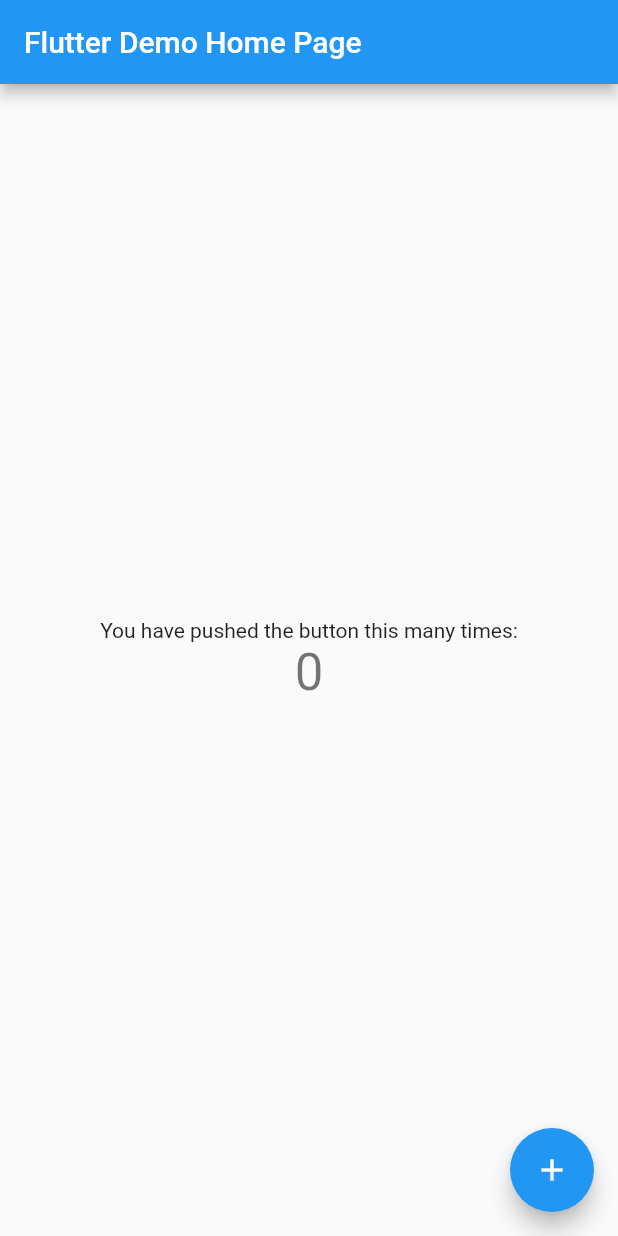
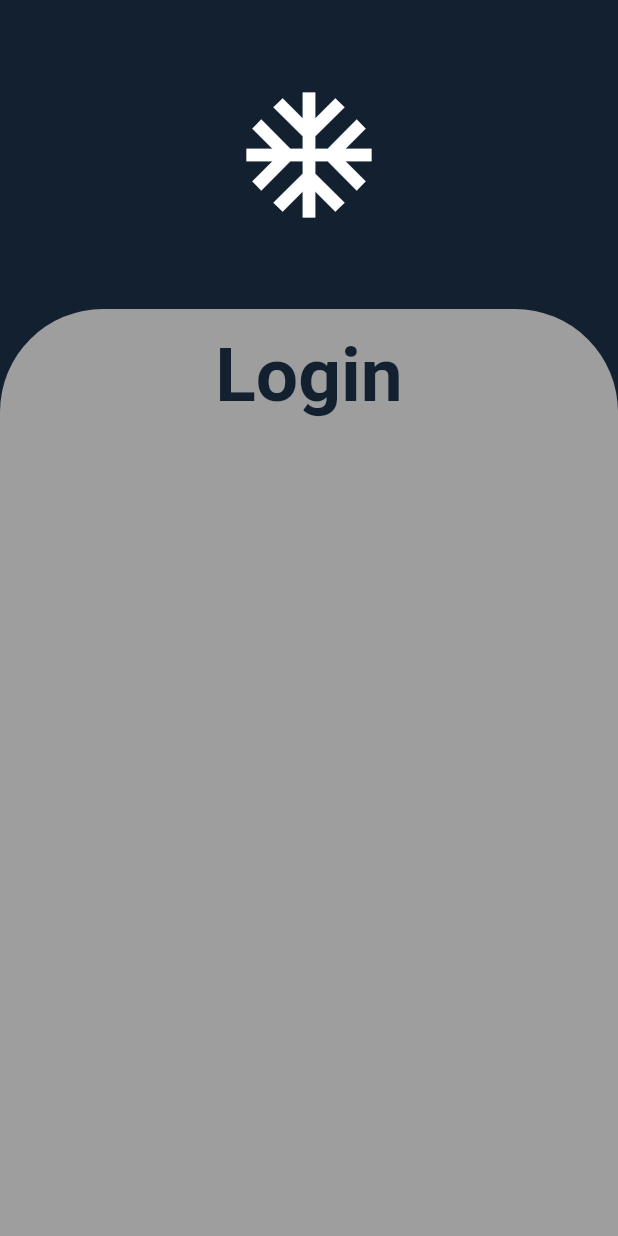
Before and after one commit to Alissonpcl/flutter-samples, a Flutter app: the screen it shows after launch, on a phone screen of 412 x 824 dp. Run offline on Flutter 3.47's test engine with Material 2 defaults, Android fonts, the phone set to English and light mode, and no system bars.

Commit message:
Adicionado tela de login com duas cores

```diff
--- /dev/null
+++ b/lib/login-two-colors-bg/LoginTwoColorsBG.dart
@@ -0,0 +1,51 @@
+import 'package:flutter/material.dart';
+
+class LoginTwoColorsBG extends StatelessWidget {
+  final Color _darkBlue = Color.fromARGB(255, 18, 32, 47);
+
+  @override
+  Widget build(BuildContext context) {
+    final double width = MediaQuery.of(context).size.width / 3;
+    final double cHeight = MediaQuery.of(context).size.height;
+    return Scaffold(
+      backgroundColor: _darkBlue,
+      body: Column(children: <Widget>[
+        Container(
+          height: cHeight / 4,
+          child: Center(
+            child: Icon(
+              Icons.ac_unit,
+              size: 100.0,
+              color: Colors.white,
+            ),
+          ),
+        ),
+        Container(
+          width: double.infinity,
+          padding: EdgeInsets.only(top: 15.0),
+          height: cHeight - (cHeight / 4),
+          decoration: BoxDecoration(
+            color: Colors.grey, //new Color.fromRGBO(255, 0, 0, 0.0),
+            borderRadius: new BorderRadius.vertical(
+              //topLeft: const Radius.circular(40.0),
+              //topRight: const Radius.circular(40.0),
+              top: Radius.circular(width / 2),
+            ),
+          ),
+          child: Column(
+            children: <Widget>[
+              Text(
+                'Login',
+                style: TextStyle(
+                  fontSize: 50.0,
+                  fontWeight: FontWeight.bold,
+                  color: _darkBlue,
+                ),
+              ),
+            ],
+          ),
+        )
+      ]),
+    );
+  }
+}
--- a/lib/main.dart
+++ b/lib/main.dart
@@ -1,111 +1,21 @@
 import 'package:flutter/material.dart';
+import 'package:flutter_screens/login-two-colors-bg/LoginTwoColorsBG.dart';
 
 void main() => runApp(MyApp());
 
 class MyApp extends StatelessWidget {
-  // This widget is the root of your application.
   @override
   Widget build(BuildContext context) {
     return MaterialApp(
       title: 'Flutter Demo',
       theme: ThemeData(
-        // This is the theme of your application.
-        //
-        // Try running your application with "flutter run". You'll see the
-        // application has a blue toolbar. Then, without quitting the app, try
-        // changing the primarySwatch below to Colors.green and then invoke
-        // "hot reload" (press "r" in the console where you ran "flutter run",
-        // or simply save your changes to "hot reload" in a Flutter IDE).
-        // Notice that the counter didn't reset back to zero; the application
-        // is not restarted.
         primarySwatch: Colors.blue,
+//        textTheme: TextTheme(
+//          body1: TextStyle(fontSize: 30.0)
+//        )
       ),
-      home: MyHomePage(title: 'Flutter Demo Home Page'),
+      debugShowCheckedModeBanner: false,
+      home: LoginTwoColorsBG(),
     );
   }
 }
-
-class MyHomePage extends StatefulWidget {
-  MyHomePage({Key key, this.title}) : super(key: key);
-
-  // This widget is the home page of your application. It is stateful, meaning
-  // that it has a State object (defined below) that contains fields that affect
-  // how it looks.
-
-  // This class is the configuration for the state. It holds the values (in this
-  // case the title) provided by the parent (in this case the App widget) and
-  // used by the build method of the State. Fields in a Widget subclass are
-  // always marked "final".
-
-  final String title;
-
-  @override
-  _MyHomePageState createState() => _MyHomePageState();
-}
-
-class _MyHomePageState extends State<MyHomePage> {
-  int _counter = 0;
-
-  void _incrementCounter() {
-    setState(() {
-      // This call to setState tells the Flutter framework that something has
-      // changed in this State, which causes it to rerun the build method below
-      // so that the display can reflect the updated values. If we changed
-      // _counter without calling setState(), then the build method would not be
-      // called again, and so nothing would appear to happen.
-      _counter++;
-    });
-  }
-
-  @override
-  Widget build(BuildContext context) {
-    // This method is rerun every time setState is called, for instance as done
-    // by the _incrementCounter method above.
-    //
-    // The Flutter framework has been optimized to make rerunning build methods
-    // fast, so that you can just rebuild anything that needs updating rather
-    // than having to individually change instances of widgets.
-    return Scaffold(
-      appBar: AppBar(
-        // Here we take the value from the MyHomePage object that was created by
-        // the App.build method, and use it to set our appbar title.
-        title: Text(widget.title),
-      ),
-      body: Center(
-        // Center is a layout widget. It takes a single child and positions it
-        // in the middle of the parent.
-        child: Column(
-          // Column is also a layout widget. It takes a list of children and
-          // arranges them vertically. By default, it sizes itself to fit its
-          // children horizontally, and tries to be as tall as its parent.
-          //
-          // Invoke "debug painting" (press "p" in the console, choose the
-          // "Toggle Debug Paint" action from the Flutter Inspector in Android
-          // Studio, or the "Toggle Debug Paint" command in Visual Studio Code)
-          // to see the wireframe for each widget.
-          //
-          // Column has various properties to control how it sizes itself and
-          // how it positions its children. Here we use mainAxisAlignment to
-          // center the children vertically; the main axis here is the vertical
-          // axis because Columns are vertical (the cross axis would be
-          // horizontal).
-          mainAxisAlignment: MainAxisAlignment.center,
-          children: <Widget>[
-            Text(
-              'You have pushed the button this many times:',
-            ),
-            Text(
-              '$_counter',
-              style: Theme.of(context).textTheme.display1,
-            ),
-          ],
-        ),
-      ),
-      floatingActionButton: FloatingActionButton(
-        onPressed: _incrementCounter,
-        tooltip: 'Increment',
-        child: Icon(Icons.add),
-      ), // This trailing comma makes auto-formatting nicer for build methods.
-    );
-  }
-}
```
